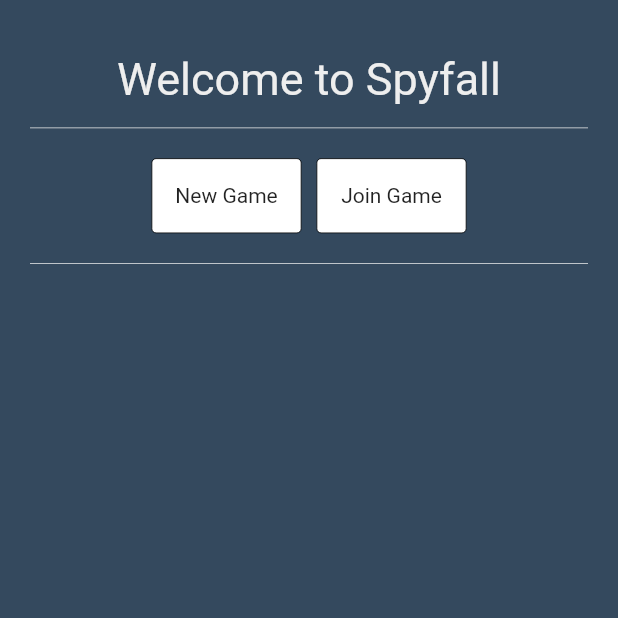
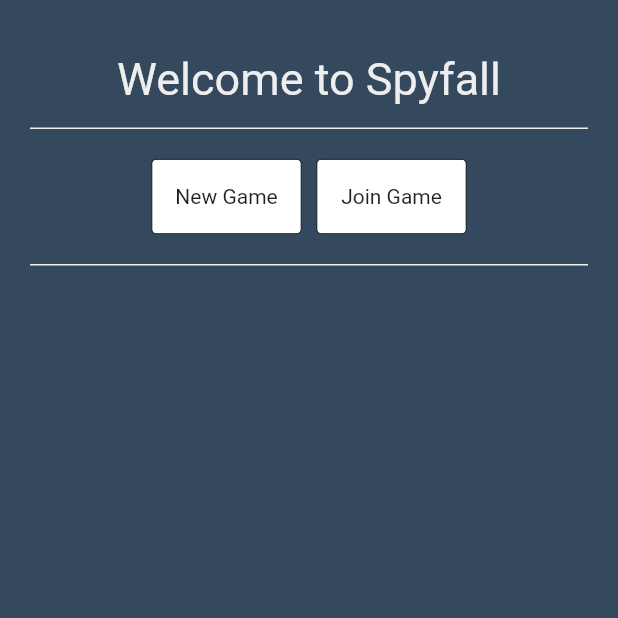
Before and after one commit to lopezhansel/spy-game, a Flutter app: the screen it shows after launch, on a phone screen of 412 x 824 dp, the top half of it. Run offline on Flutter 3.47's test engine with Material 2 defaults, Android fonts, the phone set to English and light mode, and no system bars; Roboto replaces fonts that are missing (Raleway).

Commit message:
update: Add support to disable top and bottom border

```diff
--- a/lib/Shared/BorderContainer.dart
+++ b/lib/Shared/BorderContainer.dart
@@ -2,19 +2,30 @@ import 'package:flutter/material.dart';
 
 class BorderContainer extends StatelessWidget {
   final Widget child;
+  final bool bottomBorder;
+  final bool topBorder;
 
-  BorderContainer({this.child});
+  BorderContainer(
+      {this.child, this.topBorder = true, this.bottomBorder = true});
+  BorderContainer.top(
+      {this.child, this.bottomBorder = false, this.topBorder = true});
+  BorderContainer.bottom(
+      {this.child, this.bottomBorder = true, this.topBorder = false});
 
   @override
   Widget build(BuildContext context) {
     return Container(
-      alignment: Alignment(0.0, 0.0),
+      alignment: const Alignment(0.0, 0.0),
       child: child,
-      padding: EdgeInsets.fromLTRB(0, 15, 0, 15),
-      decoration: const BoxDecoration(
+      padding: const EdgeInsets.fromLTRB(0, 15, 0, 15),
+      decoration: BoxDecoration(
         border: Border(
-          bottom: BorderSide(width: 0.5, color: Color(0xFFEEEEEE)),
-          top: BorderSide(width: 0.5, color: Color(0xFFEEEEEE)),
+          bottom: bottomBorder
+              ? BorderSide(width: 1.0, color: Color(0xFFEEEEEE))
+              : BorderSide.none,
+          top: topBorder
+              ? BorderSide(width: 1.0, color: Color(0xFFEEEEEE))
+              : BorderSide.none,
         ),
       ),
     );
```
